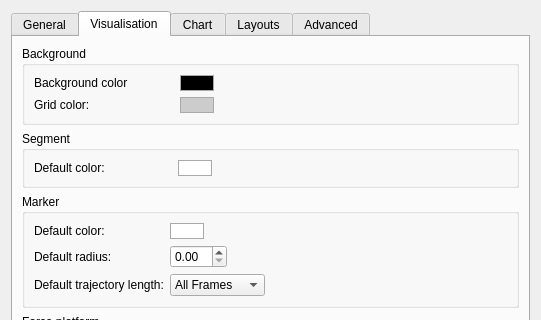
This is Tools/Mokka/Preferences.ui in Biomechanical-ToolKit/BTKCore as Qt 5 draws it before an edit; both pictures show x 0 to 541 and y 0 to 320 of the 541 by 557 pixel window. The edited form follows.
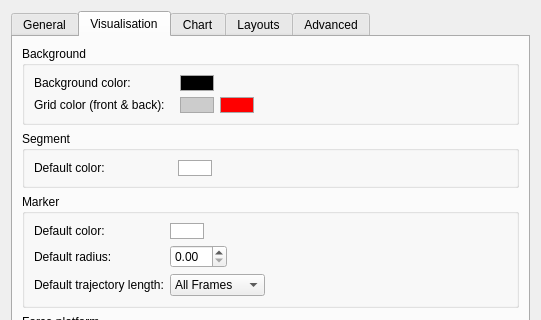
This is the edited form. The open tabs and pages were chosen to show the change. Custom widgets are drawn as their Qt base class.

Commit message: [ENH] Mokka: New preference to set the back color of the ground. Work with Windows 7, but not with MacOS 10.5. Still need to check for others OS version.

The edit to the form file:
```diff
--- a/Tools/Mokka/Preferences.ui
+++ b/Tools/Mokka/Preferences.ui
@@ -7,7 +7,7 @@
     <x>0</x>
     <y>0</y>
     <width>541</width>
-    <height>506</height>
+    <height>508</height>
    </rect>
   </property>
   <property name="windowTitle">
@@ -260,14 +260,7 @@
           <item row="0" column="0">
            <widget class="QLabel" name="label_31">
             <property name="text">
-             <string>Background color              </string>
-            </property>
-           </widget>
-          </item>
-          <item row="1" column="0">
-           <widget class="QLabel" name="label_32">
-            <property name="text">
-             <string>Grid color:</string>
+             <string>Background color:             </string>
             </property>
            </widget>
           </item>
@@ -291,8 +284,17 @@
             </property>
            </widget>
           </item>
+          <item row="1" column="0">
+           <widget class="QLabel" name="label_32">
+            <property name="text">
+             <string>Grid color (front &amp; back):</string>
+            </property>
+           </widget>
+          </item>
           <item row="1" column="1">
-           <widget class="QPushButton" name="defaultGridColorButton">
+           <layout class="QHBoxLayout" name="horizontalLayout_4">
+            <item>
+             <widget class="QPushButton" name="defaultGridFrontColorButton">
             <property name="styleSheet">
              <string notr="true">QPushButton {
   border: 1px solid darkgray;
@@ -310,6 +312,28 @@
              <bool>true</bool>
             </property>
            </widget>
+            </item>
+            <item>
+             <widget class="QPushButton" name="defaultGridBackColorButton">
+              <property name="styleSheet">
+               <string notr="true">QPushButton {
+  border: 1px solid darkgray;
+  background: rgb(255,0,0);
+}
+
+QPushButton:pressed {
+  border: 1px solid rgb(100,100,100);
+}</string>
+              </property>
+              <property name="text">
+               <string/>
+              </property>
+              <property name="flat">
+               <bool>true</bool>
+              </property>
+             </widget>
+            </item>
+           </layout>
           </item>
          </layout>
         </widget>
```
Left out of the diff: 2 changed lines with no effect on the pictures. Lines whose indentation alone changed are shown as unchanged. The commit also changes 9 other files.
